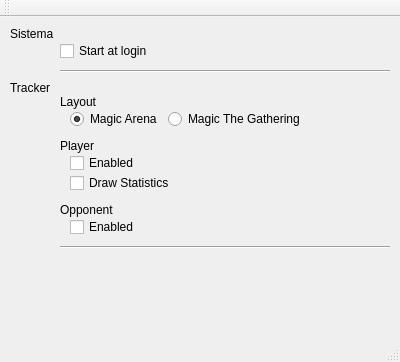
Above: src/ui/preferences.ui from HearthSim/LotusTracker before the change. Below: the same form after it.
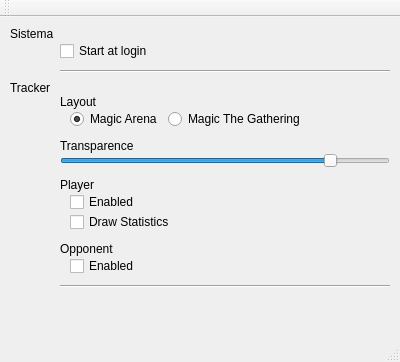
That is the form after the change.

Commit message: Tracker View - Alpha

What changed in the file:
```diff
--- a/src/ui/preferences.ui
+++ b/src/ui/preferences.ui
@@ -20,10 +20,10 @@
       <x>0</x>
       <y>0</y>
       <width>401</width>
-      <height>297</height>
+      <height>350</height>
      </rect>
     </property>
-    <layout class="QGridLayout" name="gridLayout" rowstretch="0,0,0,0,0,0,0,0,0,0,0,0,0,0,0" columnstretch="0,1">
+    <layout class="QGridLayout" name="gridLayout" rowstretch="0,0,0,0,0,0,0,0,0,0,0,0,0,0,0,0,0,0" columnstretch="0,0">
      <property name="leftMargin">
       <number>10</number>
      </property>
@@ -33,53 +33,111 @@
      <property name="verticalSpacing">
       <number>0</number>
      </property>
-     <item row="9" column="1">
-      <layout class="QHBoxLayout" name="horizontalLayout_3">
-       <item>
-        <spacer name="horizontalSpacer_2">
-         <property name="orientation">
-          <enum>Qt::Horizontal</enum>
-         </property>
-         <property name="sizeType">
-          <enum>QSizePolicy::Fixed</enum>
-         </property>
-         <property name="sizeHint" stdset="0">
-          <size>
-           <width>10</width>
-           <height>20</height>
-          </size>
-         </property>
-        </spacer>
-       </item>
-       <item>
-        <widget class="QCheckBox" name="cbPTStatistics">
-         <property name="text">
-          <string>Draw Statistics</string>
-         </property>
-        </widget>
-       </item>
-      </layout>
-     </item>
-     <item row="7" column="1">
+     <item row="10" column="1">
       <widget class="QLabel" name="label_2">
        <property name="text">
         <string>Player</string>
        </property>
       </widget>
      </item>
-     <item row="14" column="1">
-      <spacer name="verticalSpacer">
+     <item row="4" column="1">
+      <widget class="QLabel" name="label_5">
+       <property name="text">
+        <string>Layout</string>
+       </property>
+      </widget>
+     </item>
+     <item row="13" column="1">
+      <spacer name="verticalSpacer_3">
        <property name="orientation">
         <enum>Qt::Vertical</enum>
        </property>
+       <property name="sizeType">
+        <enum>QSizePolicy::Fixed</enum>
+       </property>
        <property name="sizeHint" stdset="0">
         <size>
          <width>20</width>
-         <height>40</height>
+         <height>10</height>
         </size>
        </property>
       </spacer>
      </item>
+     <item row="2" column="1">
+      <widget class="Line" name="line">
+       <property name="minimumSize">
+        <size>
+         <width>0</width>
+         <height>20</height>
+        </size>
+       </property>
+       <property name="orientation">
+        <enum>Qt::Horizontal</enum>
+       </property>
+      </widget>
+     </item>
+     <item row="11" column="1">
+      <layout class="QHBoxLayout" name="horizontalLayout_2">
+       <item>
+        <spacer name="horizontalSpacer">
+         <property name="orientation">
+          <enum>Qt::Horizontal</enum>
+         </property>
+         <property name="sizeType">
+          <enum>QSizePolicy::Fixed</enum>
+         </property>
+         <property name="sizeHint" stdset="0">
+          <size>
+           <width>10</width>
+           <height>20</height>
+          </size>
+         </property>
+        </spacer>
+       </item>
+       <item>
+        <widget class="QCheckBox" name="cbPTEnabled">
+         <property name="text">
+          <string>Enabled</string>
+         </property>
+        </widget>
+       </item>
+      </layout>
+     </item>
+     <item row="8" column="1">
+      <widget class="QSlider" name="hsAlpha">
+       <property name="minimum">
+        <number>1</number>
+       </property>
+       <property name="maximum">
+        <number>7</number>
+       </property>
+       <property name="singleStep">
+        <number>1</number>
+       </property>
+       <property name="pageStep">
+        <number>1</number>
+       </property>
+       <property name="value">
+        <number>6</number>
+       </property>
+       <property name="orientation">
+        <enum>Qt::Horizontal</enum>
+       </property>
+      </widget>
+     </item>
+     <item row="16" column="1">
+      <widget class="Line" name="line_2">
+       <property name="minimumSize">
+        <size>
+         <width>0</width>
+         <height>20</height>
+        </size>
+       </property>
+       <property name="orientation">
+        <enum>Qt::Horizontal</enum>
+       </property>
+      </widget>
+     </item>
      <item row="3" column="0">
       <widget class="QLabel" name="label_4">
        <property name="text">
@@ -87,23 +145,53 @@
        </property>
       </widget>
      </item>
-     <item row="11" column="1">
-      <widget class="QLabel" name="label_3">
-       <property name="text">
-        <string>Opponent</string>
+     <item row="9" column="1">
+      <spacer name="verticalSpacer_2">
+       <property name="orientation">
+        <enum>Qt::Vertical</enum>
        </property>
-      </widget>
-     </item>
-     <item row="13" column="1">
-      <widget class="Line" name="line_2">
-       <property name="minimumSize">
+       <property name="sizeType">
+        <enum>QSizePolicy::Fixed</enum>
+       </property>
+       <property name="sizeHint" stdset="0">
         <size>
-         <width>0</width>
-         <height>20</height>
+         <width>20</width>
+         <height>10</height>
         </size>
        </property>
-       <property name="orientation">
-        <enum>Qt::Horizontal</enum>
+      </spacer>
+     </item>
+     <item row="15" column="1">
+      <layout class="QHBoxLayout" name="horizontalLayout_4">
+       <item>
+        <spacer name="horizontalSpacer_3">
+         <property name="orientation">
+          <enum>Qt::Horizontal</enum>
+         </property>
+         <property name="sizeType">
+          <enum>QSizePolicy::Fixed</enum>
+         </property>
+         <property name="sizeHint" stdset="0">
+          <size>
+           <width>10</width>
+           <height>20</height>
+          </size>
+         </property>
+        </spacer>
+       </item>
+       <item>
+        <widget class="QCheckBox" name="cbOTEnabled">
+         <property name="text">
+          <string>Enabled</string>
+         </property>
+        </widget>
+       </item>
+      </layout>
+     </item>
+     <item row="1" column="1">
+      <widget class="QCheckBox" name="cbStartAtLogin">
+       <property name="text">
+        <string>Start at login</string>
        </property>
       </widget>
      </item>
@@ -167,44 +255,17 @@
        </property>
       </widget>
      </item>
-     <item row="1" column="1">
-      <widget class="QCheckBox" name="cbStartAtLogin">
+     <item row="14" column="1">
+      <widget class="QLabel" name="label_3">
        <property name="text">
-        <string>Start at login</string>
+        <string>Opponent</string>
        </property>
       </widget>
      </item>
-     <item row="8" column="1">
-      <layout class="QHBoxLayout" name="horizontalLayout_2">
-       <item>
-        <spacer name="horizontalSpacer">
-         <property name="orientation">
-          <enum>Qt::Horizontal</enum>
-         </property>
-         <property name="sizeType">
-          <enum>QSizePolicy::Fixed</enum>
-         </property>
-         <property name="sizeHint" stdset="0">
-          <size>
-           <width>10</width>
-           <height>20</height>
-          </size>
-         </property>
-        </spacer>
-       </item>
-       <item>
-        <widget class="QCheckBox" name="cbPTEnabled">
-         <property name="text">
-          <string>Enabled</string>
-         </property>
-        </widget>
-       </item>
-      </layout>
-     </item>
      <item row="12" column="1">
-      <layout class="QHBoxLayout" name="horizontalLayout_4">
+      <layout class="QHBoxLayout" name="horizontalLayout_3">
        <item>
-        <spacer name="horizontalSpacer_3">
+        <spacer name="horizontalSpacer_2">
          <property name="orientation">
           <enum>Qt::Horizontal</enum>
          </property>
@@ -220,29 +281,36 @@
         </spacer>
        </item>
        <item>
-        <widget class="QCheckBox" name="cbOTEnabled">
+        <widget class="QCheckBox" name="cbPTStatistics">
          <property name="text">
-          <string>Enabled</string>
+          <string>Draw Statistics</string>
          </property>
         </widget>
        </item>
       </layout>
      </item>
-     <item row="2" column="1">
-      <widget class="Line" name="line">
-       <property name="minimumSize">
+     <item row="17" column="1">
+      <spacer name="verticalSpacer">
+       <property name="orientation">
+        <enum>Qt::Vertical</enum>
+       </property>
+       <property name="sizeHint" stdset="0">
         <size>
-         <width>0</width>
-         <height>20</height>
+         <width>20</width>
+         <height>40</height>
         </size>
        </property>
-       <property name="orientation">
-        <enum>Qt::Horizontal</enum>
+      </spacer>
+     </item>
+     <item row="7" column="1">
+      <widget class="QLabel" name="label_6">
+       <property name="text">
+        <string>Transparence</string>
        </property>
       </widget>
      </item>
      <item row="6" column="1">
-      <spacer name="verticalSpacer_2">
+      <spacer name="verticalSpacer_4">
        <property name="orientation">
         <enum>Qt::Vertical</enum>
        </property>
@@ -257,29 +325,6 @@
        </property>
       </spacer>
      </item>
-     <item row="10" column="1">
-      <spacer name="verticalSpacer_3">
-       <property name="orientation">
-        <enum>Qt::Vertical</enum>
-       </property>
-       <property name="sizeType">
-        <enum>QSizePolicy::Fixed</enum>
-       </property>
-       <property name="sizeHint" stdset="0">
-        <size>
-         <width>20</width>
-         <height>10</height>
-        </size>
-       </property>
-      </spacer>
-     </item>
-     <item row="4" column="1">
-      <widget class="QLabel" name="label_5">
-       <property name="text">
-        <string>Layout</string>
-       </property>
-      </widget>
-     </item>
     </layout>
    </widget>
   </widget>
```
The commit also changes 9 other files.
